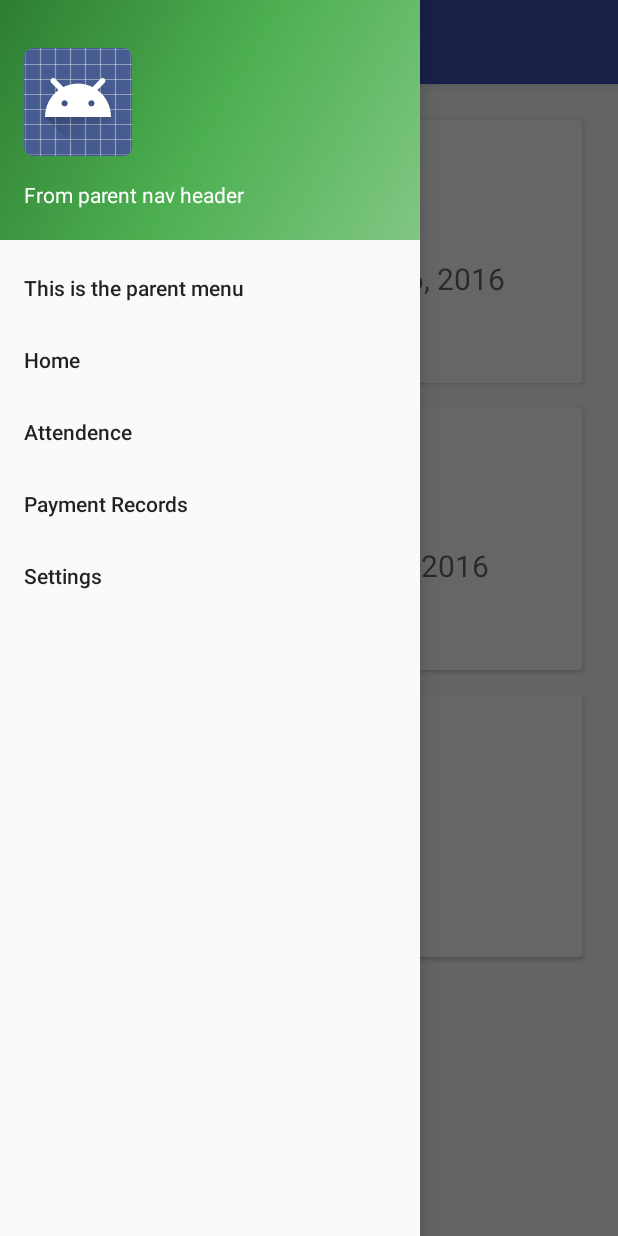
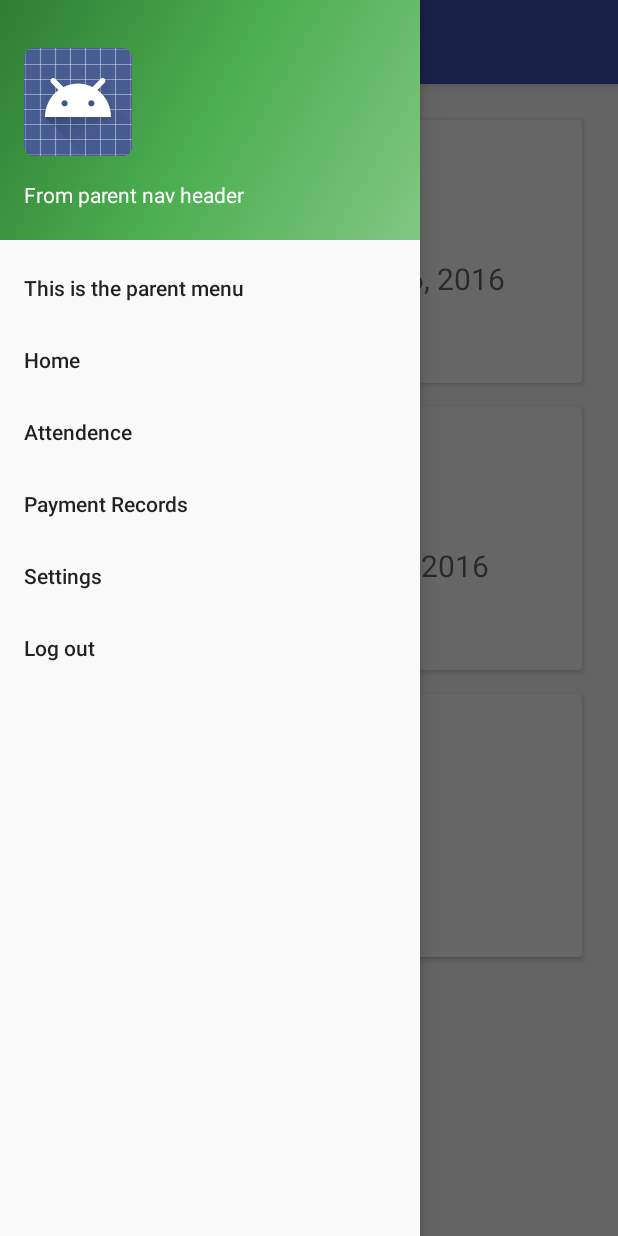
Before and after one commit to jbakarich/NurseryApp, an Android app: the AA_MainActivity screen opened directly, with no data from a screen before it, with the side drawer open, on a phone screen of 412 x 824 dp. Run offline under Robolectric (Android 15) with nearby library versions, the phone set to English and light mode, and no system bars; 3 statements that could not run were skipped.

Commit message:
created logout button on both admin and parent menus

```diff
--- a/app/src/main/java/com/MispronouncedDevelopment/Homeroom/AA_LoginFragment.java
+++ b/app/src/main/java/com/MispronouncedDevelopment/Homeroom/AA_LoginFragment.java
@@ -134,8 +134,7 @@ public class AA_LoginFragment extends Fragment {
 
     }
 
-    public static void setDefault(String loginStateKey, boolean loginState, String loginTypeKey, String loginType,  Context context)
-    {
+    public static void setDefault(String loginStateKey, boolean loginState, String loginTypeKey, String loginType,  Context context) {
         SharedPreferences prefs = PreferenceManager.getDefaultSharedPreferences(context);
         SharedPreferences.Editor editor = prefs.edit();
         editor.putBoolean(loginStateKey, loginState);
--- a/app/src/main/res/menu/admin_menu.xml
+++ b/app/src/main/res/menu/admin_menu.xml
@@ -22,6 +22,11 @@
             android:id="@+id/Admin_Settings"
 
             android:title="Settings" />
+
+        <item
+            android:id="@+id/Admin_Logout"
+
+            android:title="Log out" />
     </group>
 
 </menu>
--- a/app/src/main/res/menu/parent_menu.xml
+++ b/app/src/main/res/menu/parent_menu.xml
@@ -22,6 +22,11 @@
             android:id="@+id/Parent_Settings"
 
             android:title="Settings" />
+
+        <item
+            android:id="@+id/Parent_Logout"
+
+            android:title="Log out" />
     </group>
 
 </menu>
```
Also changed, not shown: app/src/main/java/com/MispronouncedDevelopment/Homeroom/AA_MainActivity.java (+18 -0 lines), app/src/main/java/com/MispronouncedDevelopment/Homeroom/AA_SplashActivity.java (+1 -10 lines).
